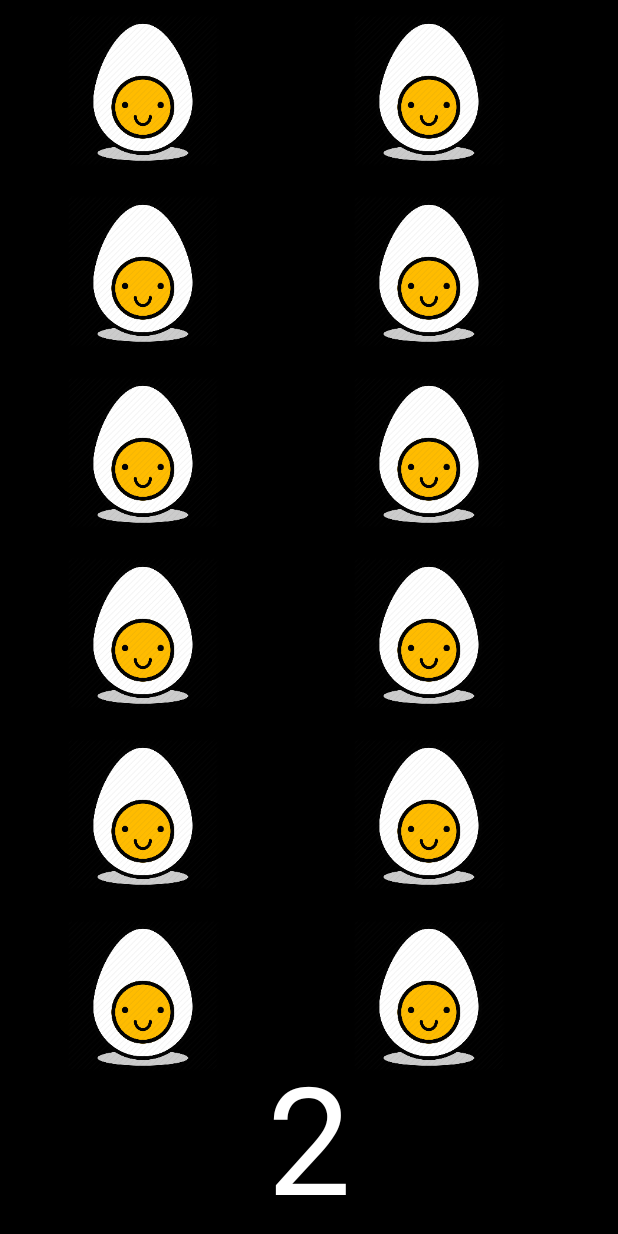
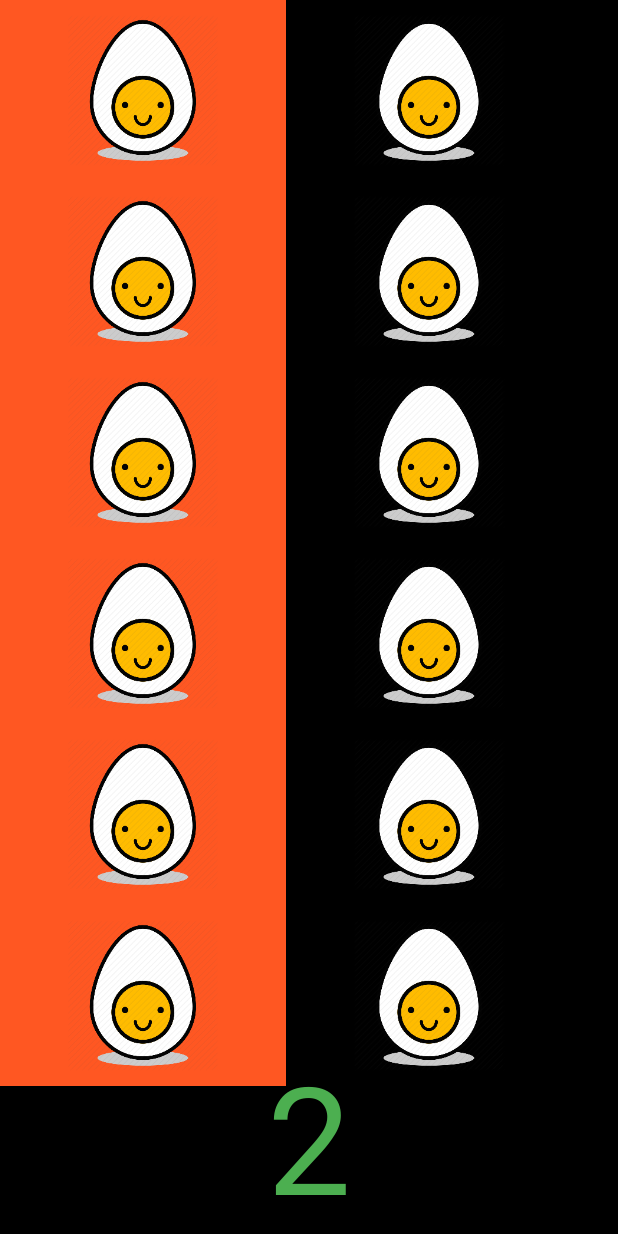
Before and after one commit to JayadharGj/QuickGunGame, an Android app: the FullscreenActivity screen opened directly, with no data from a screen before it, on a phone screen of 412 x 824 dp. Run offline under Robolectric (Android 15) with nearby library versions, the phone set to English and light mode, and no system bars.

Commit message:
Corrected core functionality need to change UI to animation [Request] pls help T_T with animation [Notice] modify your Android Studio with the uploaded gradle settings - lets keep it common

```diff
--- a/app/src/main/java/com/example/diceandload/ClassicGame.java
+++ b/app/src/main/java/com/example/diceandload/ClassicGame.java
@@ -1,6 +1,7 @@
 package com.example.diceandload;
 
 import android.util.Pair;
+import android.widget.Toast;
 
 import java.util.Random;
 
@@ -42,20 +43,21 @@ class ClassicGame extends GameContract {
             mViewModel.getUpdateUi().setValue(Pair.create(currPlayer, dice));
             mViewModel.getCurrentPlayer().setValue(getNextPLayer());
         } else {//bullet mode can select other player views not himself
-           mViewModel.getkiller().setValue(currPlayer);
+            mViewModel.getkiller().setValue(currPlayer);
         }
         //  mViewModel.getPlayer(currPlayer).levelUp(dice);
     }
 
     private int getNextPLayer() {
-        int x;
+        int x = currPlayer;
         do {
-            x = (currPlayer + 1) % noOfPlayers;
+            x = (x + 1) % noOfPlayers;
         }
         while (mViewModel.getPlayer(x).isPlayerDead() && (x != currPlayer));
         if (x == currPlayer) mViewModel.signalEndGame();
         return x;
     }
+
     void levelTransition(int val) {
         switch (val) {
             case 1:
@@ -70,15 +72,23 @@ class ClassicGame extends GameContract {
         mViewModel.getDice().setValue(randomGen.nextInt(6) + 1);
     }
 
+    /**
+     * bullet fired kill the player
+     *
+     * @param playerId  playerId column value
+     * @param hisGunMan the row value
+     * @return true player killer , false already dead X_X
+     */
     @Override
-    void killPlayer(int playerId, int hisGunMan) {
-        if (mViewModel.getPlayer(playerId).isGunManDead(playerId)) {//already dead
-
+    boolean killPlayer(int playerId, int hisGunMan) {
+        if (mViewModel.getPlayer(playerId).isGunManDead(hisGunMan)) {//already dead
+            return false;
         } else {
             mViewModel.getPlayer(playerId).kill(hisGunMan);
             mViewModel.getUpdateUi().setValue(Pair.create(playerId, hisGunMan));
-            if (currPlayer == getNextPLayer()) return;
+            if (currPlayer == getNextPLayer()) return true;
             mViewModel.getCurrentPlayer().setValue(currPlayer);//can kill again hurray!!
+            return true;
         }
     }
 }
--- a/app/src/main/java/com/example/diceandload/FullscreenActivity.java
+++ b/app/src/main/java/com/example/diceandload/FullscreenActivity.java
@@ -10,21 +10,22 @@ import android.widget.TextView;
 import androidx.appcompat.app.AppCompatActivity;
 import androidx.lifecycle.ViewModelProvider;
 
+import com.example.diceandload.ui.login.TouchEnableDisableLinearLayout;
+
 import java.util.Locale;
-import java.util.concurrent.atomic.AtomicBoolean;
 
 import static com.example.diceandload.KeyConstants.GAME_MODE;
 import static com.example.diceandload.KeyConstants.REQUESTED_PLAYRES;
 
-public class FullscreenActivity extends AppCompatActivity{
+public class FullscreenActivity extends AppCompatActivity {
 
     PlayerFactory playerFactory;
     GameContract gameController;
     PlayerViewModel playerViewModel;
     TextView mDiceView;
-    LinearLayout mPLayerField;
+    TouchEnableDisableLinearLayout mPLayerField;
     ImageView[][] imageViews;
-    LinearLayout[] mPlayerRows;
+    TouchEnableDisableLinearLayout[] mPlayerRows;
 
     @Override
     protected void onCreate(Bundle savedInstanceState) {
@@ -46,9 +47,10 @@ public class FullscreenActivity extends AppCompatActivity{
         super.onResume();
     }
 
+    //called once from oncreate
     void createPlayerField(int noOfplayers, @KeyConstants.GameMode int gameMode) {
-        AtomicBoolean enableDisable = new AtomicBoolean(true);
-        mPlayerRows = new LinearLayout[noOfplayers];
+
+        mPlayerRows = new TouchEnableDisableLinearLayout[noOfplayers];
         mPlayerRows[0] = findViewById(R.id.player1);
         mPlayerRows[1] = findViewById(R.id.player2);
         switch (noOfplayers) {
@@ -69,17 +71,17 @@ public class FullscreenActivity extends AppCompatActivity{
         gameController = playerFactory.getGame(this, gameMode, noOfplayers, playerViewModel, 6);
         mDiceView = findViewById(R.id.dice_view);
         mPLayerField = findViewById(R.id.playerField);
-        mPLayerField.setOnTouchListener((v,e )->{return enableDisable.get();});
 
         mDiceView.setOnClickListener(view -> {
+            mDiceView.setClickable(false);
             gameController.rollDice();
-            mDiceView.setClickable(false);
         });
         getViewIds(noOfplayers, 6);
         playerViewModel.getDice().observe(this, value -> {
             if (value > 0) {
-                mDiceView.setText(String.format(Locale.ENGLISH,"%d", value));
+                mDiceView.setText(String.format(Locale.ENGLISH, "%d", value));
                 gameController.play(value - 1);
+                mDiceView.setTextColor(getColor(R.color.colorAccent));
             }
         });
         playerViewModel.getUpdateUi().observe(this, idRow -> {
@@ -87,10 +89,10 @@ public class FullscreenActivity extends AppCompatActivity{
             imageViews[idRow.first][idRow.second].setImageResource(getImageResource(playerViewModel.getPlayer(idRow.first).getGunMans().get(idRow.second)));
         });
         playerViewModel.getkiller().observe(this, killer -> {
-            if(killer == -1) enableDisable.set(true);
+            if (killer != -1) mPLayerField.setEnable(true);
             for (int i = 0; i < noOfplayers; i++) {
-                if (i == killer) mPlayerRows[i].setClickable(false);
-                else mPlayerRows[i].setClickable(true);
+                if (i == killer) mPlayerRows[i].setEnable(false);
+                else mPlayerRows[i].setEnable(true);
             }
         });
 
@@ -98,6 +100,7 @@ public class FullscreenActivity extends AppCompatActivity{
             //player changed
             if (currPlayer >= 0) {
                 gameController.setCurrPlayer(currPlayer);
+                mPLayerField.setEnable(false);
                 //  mPLayerField.setClickable(false);
                 new Handler(getMainLooper()).postDelayed(() -> {
                     for (int i = 0; i < noOfplayers; i++) {
@@ -108,13 +111,14 @@ public class FullscreenActivity extends AppCompatActivity{
                         else mPlayerRows[i].setBackgroundColor(getColor(R.color.black));
                     }
                     mDiceView.setClickable(true);
-                }, 2000);
+                    mDiceView.setTextColor(getColor(R.color.primary_color));
+                }, 1500);
             }
         });
 
         playerViewModel.getEndTheGame().observe(this, shouldWeEndTheGame -> {
             if (shouldWeEndTheGame.equals("YES")) {
-                mDiceView.setText("W^O^N");
+                mDiceView.setText("W\\^O^/N");
                 mDiceView.setClickable(false);
                 mPLayerField.setClickable(false);
             }
@@ -143,7 +147,7 @@ public class FullscreenActivity extends AppCompatActivity{
                         }
                         imageViews[id][col] = (ImageView) v;
                         imageViews[id][col].setImageResource(getImageResource(playerViewModel.getPlayer(id).getGunMans().get(col)));
-                        setOnClickImageListner((ImageView) v, id, col);
+                        setOnClickImageListener((ImageView) v, id, col);
                         col++;
                     }
                 }
@@ -165,7 +169,9 @@ public class FullscreenActivity extends AppCompatActivity{
         return R.mipmap.licenced; // i,e he's on fire 3+
     }
 
-    void setOnClickImageListner(ImageView imageView, int id, int col) {
-        imageView.setOnClickListener(v -> gameController.killPlayer(id, col));
+    void setOnClickImageListener(ImageView imageView, int id, int col) {
+        imageView.setOnClickListener(v -> {
+            mPLayerField.setEnable(!gameController.killPlayer(id, col));//disable Views
+        });
     }
 }
--- a/app/src/main/java/com/example/diceandload/GameContract.java
+++ b/app/src/main/java/com/example/diceandload/GameContract.java
@@ -10,6 +10,6 @@ abstract class GameContract {
 
     abstract void play(int value);
 
-    abstract void killPlayer(int playerId, int hisGunMan);
+    abstract boolean killPlayer(int playerId, int hisGunMan);
 
 }
--- a/app/src/main/java/com/example/diceandload/StrategyGame.java
+++ b/app/src/main/java/com/example/diceandload/StrategyGame.java
@@ -24,7 +24,8 @@ class StrategyGame extends GameContract {
     }
 
     @Override
-    void killPlayer(int playerId, int hisGunMan) {
+    boolean killPlayer(int playerId, int hisGunMan) {
+        return false;
 
     }
 }
--- /dev/null
+++ b/app/src/main/java/com/example/diceandload/test.java
@@ -0,0 +1,4 @@
+package com.example.diceandload;
+
+public class test {
+}
--- /dev/null
+++ b/app/src/main/java/com/example/diceandload/ui/login/TouchEnableDisableLinearLayout.java
@@ -0,0 +1,40 @@
+package com.example.diceandload.ui.login;
+
+import android.content.Context;
+import android.util.AttributeSet;
+import android.view.MotionEvent;
+import android.widget.LinearLayout;
+
+import androidx.annotation.Nullable;
+
+public class TouchEnableDisableLinearLayout extends LinearLayout {
+    private boolean mClickable = true;
+
+    public TouchEnableDisableLinearLayout(Context context) {
+        super(context);
+    }
+
+    public TouchEnableDisableLinearLayout(Context context, @Nullable AttributeSet attrs) {
+        super(context, attrs);
+    }
+
+    public TouchEnableDisableLinearLayout(Context context, @Nullable AttributeSet attrs, int defStyleAttr) {
+        super(context, attrs, defStyleAttr);
+    }
+
+    public TouchEnableDisableLinearLayout(Context context, AttributeSet attrs, int defStyleAttr, int defStyleRes) {
+        super(context, attrs, defStyleAttr, defStyleRes);
+    }
+
+
+    public void setEnable(boolean enable) {
+        mClickable = enable;
+    }
+
+    @Override
+    public boolean onInterceptTouchEvent(MotionEvent ev) {
+        if (mClickable)
+            return super.onInterceptTouchEvent(ev);
+        else return true;
+    }
+}
--- a/app/src/main/res/layout/activity_fullscreen.xml
+++ b/app/src/main/res/layout/activity_fullscreen.xml
@@ -7,12 +7,13 @@
     android:background="#000000"
     tools:context=".FullscreenActivity">
 
-    <LinearLayout
+    <com.example.diceandload.ui.login.TouchEnableDisableLinearLayout
         android:id="@+id/playerField"
         android:layout_width="wrap_content"
         android:layout_height="wrap_content"
-        android:orientation="horizontal"
-        android:layout_marginBottom="100dp">
+        android:layout_marginBottom="100dp"
+        android:baselineAligned="false"
+        android:orientation="horizontal">
 
         <include
             android:id="@+id/player1"
@@ -26,21 +27,22 @@
             layout="@layout/playerrow"
             android:layout_width="0dp"
             android:layout_height="match_parent"
-            android:layout_weight="1"/>
+            android:layout_weight="1" />
 
         <include
             android:id="@+id/player3"
             layout="@layout/playerrow"
             android:layout_width="0dp"
             android:layout_height="match_parent"
-            android:layout_weight="1"/>
+            android:layout_weight="1" />
+
         <include
             android:id="@+id/player4"
             layout="@layout/playerrow"
             android:layout_width="0dp"
             android:layout_height="match_parent"
-            android:layout_weight="1"/>
-    </LinearLayout>
+            android:layout_weight="1" />
+    </com.example.diceandload.ui.login.TouchEnableDisableLinearLayout>
 
     <!--    <LinearLayout-->
     <!--        android:layout_width="match_parent"-->
--- a/app/src/main/res/layout/playerrow.xml
+++ b/app/src/main/res/layout/playerrow.xml
@@ -1,49 +1,55 @@
 <?xml version="1.0" encoding="utf-8"?>
-<LinearLayout xmlns:android="http://schemas.android.com/apk/res/android"
+<com.example.diceandload.ui.login.TouchEnableDisableLinearLayout xmlns:android="http://schemas.android.com/apk/res/android"
     android:id="@+id/playerrow"
-    android:orientation="vertical"
     android:layout_width="match_parent"
-    android:layout_height="match_parent">
+    android:layout_height="match_parent"
+    android:orientation="vertical">
+
     <ImageView
-        android:layout_margin="10dp"
-        android:src="@mipmap/born"
         android:layout_width="wrap_content"
-        android:layout_gravity="center"
-        android:layout_height="0dp"
-        android:layout_weight="1"/>
-    <ImageView
-        android:layout_margin="10dp"
-        android:layout_width="wrap_content"
-        android:layout_gravity="center"
-        android:src="@mipmap/born"
-        android:layout_height="0dp"
-        android:layout_weight="1"/>
-    <ImageView
-        android:layout_margin="10dp"
-        android:layout_width="wrap_content"
-        android:src="@mipmap/born"
-        android:layout_gravity="center"
-        android:layout_height="0dp"
-        android:layout_weight="1" />
-    <ImageView
-        android:layout_margin="10dp"
-        android:layout_width="wrap_content"
-        android:src="@mipmap/born"
         android:layout_height="0dp"
         android:layout_gravity="center"
-        android:layout_weight="1"/>
+        android:layout_margin="10dp"
+        android:layout_weight="1"
+        android:src="@mipmap/born" />
+
     <ImageView
-        android:layout_margin="10dp"
         android:layout_width="wrap_content"
-        android:src="@mipmap/born"
         android:layout_height="0dp"
         android:layout_gravity="center"
-        android:layout_weight="1"/>
+        android:layout_margin="10dp"
+        android:layout_weight="1"
+        android:src="@mipmap/born" />
+
     <ImageView
+        android:layout_width="wrap_content"
+        android:layout_height="0dp"
+        android:layout_gravity="center"
         android:layout_margin="10dp"
+        android:layout_weight="1"
+        android:src="@mipmap/born" />
+
+    <ImageView
+        android:layout_width="wrap_content"
+        android:layout_height="0dp"
         android:layout_gravity="center"
+        android:layout_margin="10dp"
+        android:layout_weight="1"
+        android:src="@mipmap/born" />
+
+    <ImageView
         android:layout_width="wrap_content"
-        android:src="@mipmap/born"
         android:layout_height="0dp"
-        android:layout_weight="1"/>
-</LinearLayout>
+        android:layout_gravity="center"
+        android:layout_margin="10dp"
+        android:layout_weight="1"
+        android:src="@mipmap/born" />
+
+    <ImageView
+        android:layout_width="wrap_content"
+        android:layout_height="0dp"
+        android:layout_gravity="center"
+        android:layout_margin="10dp"
+        android:layout_weight="1"
+        android:src="@mipmap/born" />
+</com.example.diceandload.ui.login.TouchEnableDisableLinearLayout>
--- a/build.gradle
+++ b/build.gradle
@@ -7,7 +7,7 @@ buildscript {
         mavenCentral()
     }
     dependencies {
-        classpath 'com.android.tools.build:gradle:3.6.3'
+        classpath 'com.android.tools.build:gradle:4.0.1'
         classpath 'com.google.gms:google-services:4.2.0'
 
         // NOTE: Do not place your application dependencies here; they belong
```
Also changed, not shown: gradle/wrapper/gradle-wrapper.properties. Lines whose indentation alone changed are shown as unchanged.
